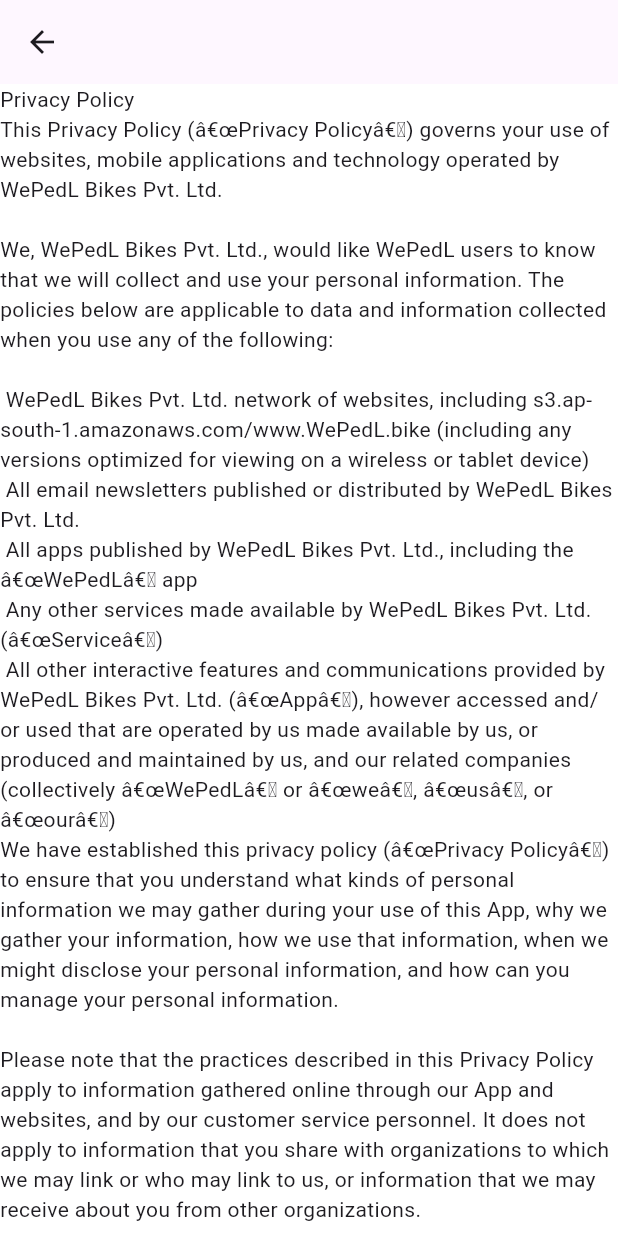
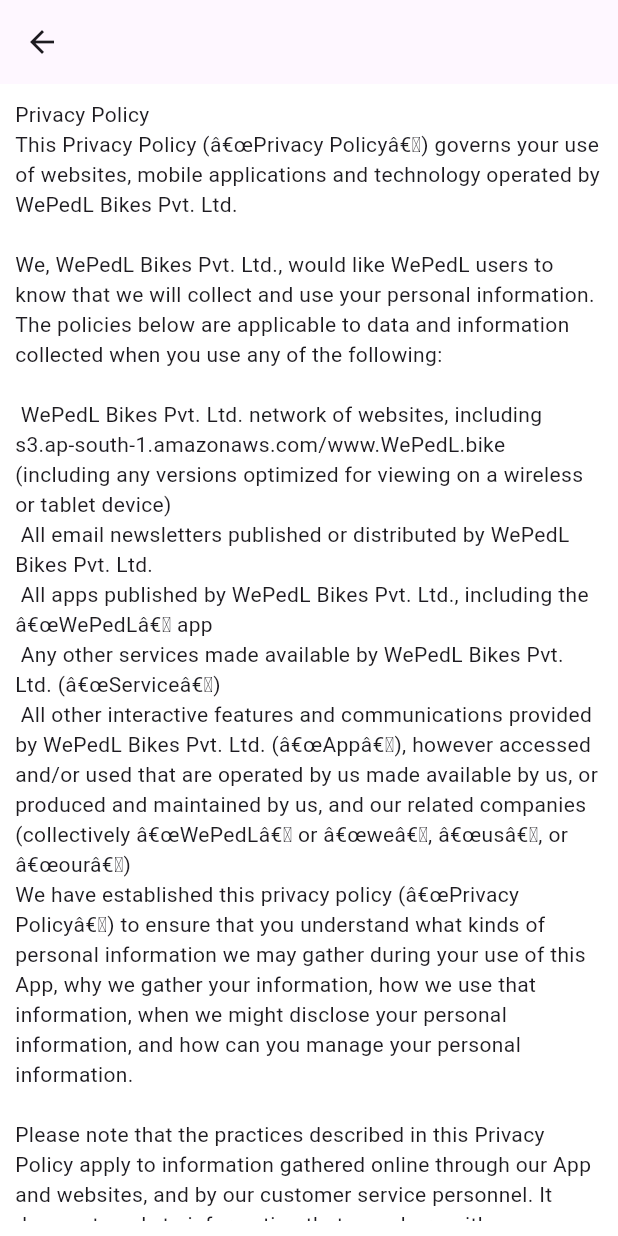
Before and after one commit to Mayuresh-G-Mhatre/public-bicycle-sharing-2, a Flutter app: the PPScreen screen opened directly, on a phone screen of 412 x 824 dp. Run offline on Flutter 3.47's test engine with Material 2 defaults, Android fonts, the phone set to English and light mode, and no system bars; our stand-ins replace accordion, animated_text_kit, flutter_rating_bar, fluttertoast, introduction_screen, lottie and 5 more; missing offline and left inert: qr_code_scanner, slide_to_confirm; accounts and stored records are empty.

Commit message:
fixed t&c and pp padding

```diff
--- a/lib/screens/settings/tc_pp.dart
+++ b/lib/screens/settings/tc_pp.dart
@@ -15,6 +15,8 @@ class TCScreen extends StatelessWidget {
       appBar: AppBar(),
       body: SafeArea(
         child: Center(
+          child: Padding(
+            padding: const EdgeInsets.all(10),
             child: FutureBuilder(
               future: loadTermsNConditions(),
               builder: (context, snapshot) {
@@ -25,6 +27,7 @@ class TCScreen extends StatelessWidget {
                   return const CircularProgressIndicator();
                 }
               },
+            ),
           ),
         ),
       ),
@@ -45,6 +48,8 @@ class PPScreen extends StatelessWidget {
       appBar: AppBar(),
       body: SafeArea(
         child: Center(
+          child: Padding(
+            padding: const EdgeInsets.all(10),
             child: FutureBuilder(
               future: loadPrivacyPolicy(),
               builder: (context, snapshot) {
@@ -58,6 +63,7 @@ class PPScreen extends StatelessWidget {
             ),
           ),
         ),
+      ),
     );
   }
 }
```
Lines whose indentation alone changed are shown as unchanged.
